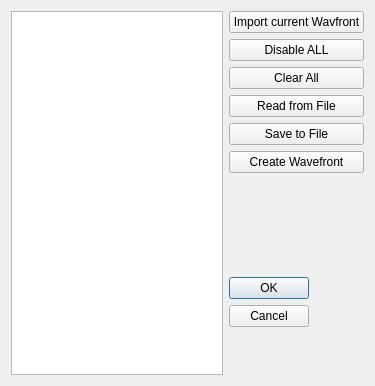
Above: zernikeeditdlg.ui from githubdoe/DFTFringe before the change. Below: the same form after it.
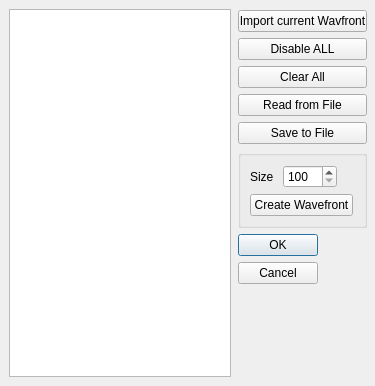
That is the form after the change.

```diff
--- a/zernikeeditdlg.ui
+++ b/zernikeeditdlg.ui
@@ -13,11 +13,25 @@
   <property name="windowTitle">
    <string>Edit Zernike Val;ues</string>
   </property>
-  <layout class="QHBoxLayout" name="horizontalLayout">
-   <item>
-    <widget class="QTableView" name="tableView"/>
-   </item>
-   <item>
+  <widget class="QTableView" name="tableView">
+   <property name="geometry">
+    <rect>
+     <x>9</x>
+     <y>9</y>
+     <width>222</width>
+     <height>368</height>
+    </rect>
+   </property>
+  </widget>
+  <widget class="QWidget" name="">
+   <property name="geometry">
+    <rect>
+     <x>238</x>
+     <y>10</y>
+     <width>129</width>
+     <height>276</height>
+    </rect>
+   </property>
     <layout class="QVBoxLayout" name="verticalLayout">
      <item>
       <widget class="QPushButton" name="useCurrent">
@@ -55,24 +69,41 @@
       </widget>
      </item>
      <item>
+     <widget class="QGroupBox" name="groupBox">
+      <property name="title">
+       <string/>
+      </property>
+      <layout class="QFormLayout" name="formLayout">
+       <item row="0" column="0">
+        <layout class="QHBoxLayout" name="horizontalLayout">
+         <item>
+          <widget class="QLabel" name="label">
+           <property name="text">
+            <string>Size </string>
+           </property>
+          </widget>
+         </item>
+         <item>
+          <widget class="QSpinBox" name="sizeSb">
+           <property name="minimum">
+            <number>100</number>
+           </property>
+           <property name="maximum">
+            <number>1000</number>
+           </property>
+          </widget>
+         </item>
+        </layout>
+       </item>
+       <item row="1" column="0">
       <widget class="QPushButton" name="createSurface">
        <property name="text">
         <string>Create Wavefront</string>
        </property>
       </widget>
      </item>
-     <item>
-      <spacer name="verticalSpacer">
-       <property name="orientation">
-        <enum>Qt::Vertical</enum>
-       </property>
-       <property name="sizeHint" stdset="0">
-        <size>
-         <width>20</width>
-         <height>40</height>
-        </size>
-       </property>
-      </spacer>
+      </layout>
+     </widget>
      </item>
      <item>
       <widget class="QDialogButtonBox" name="buttonBox">
@@ -85,8 +116,7 @@
       </widget>
      </item>
     </layout>
-   </item>
-  </layout>
+  </widget>
  </widget>
  <resources/>
  <connections>
```
Lines whose indentation alone changed are shown as unchanged.
